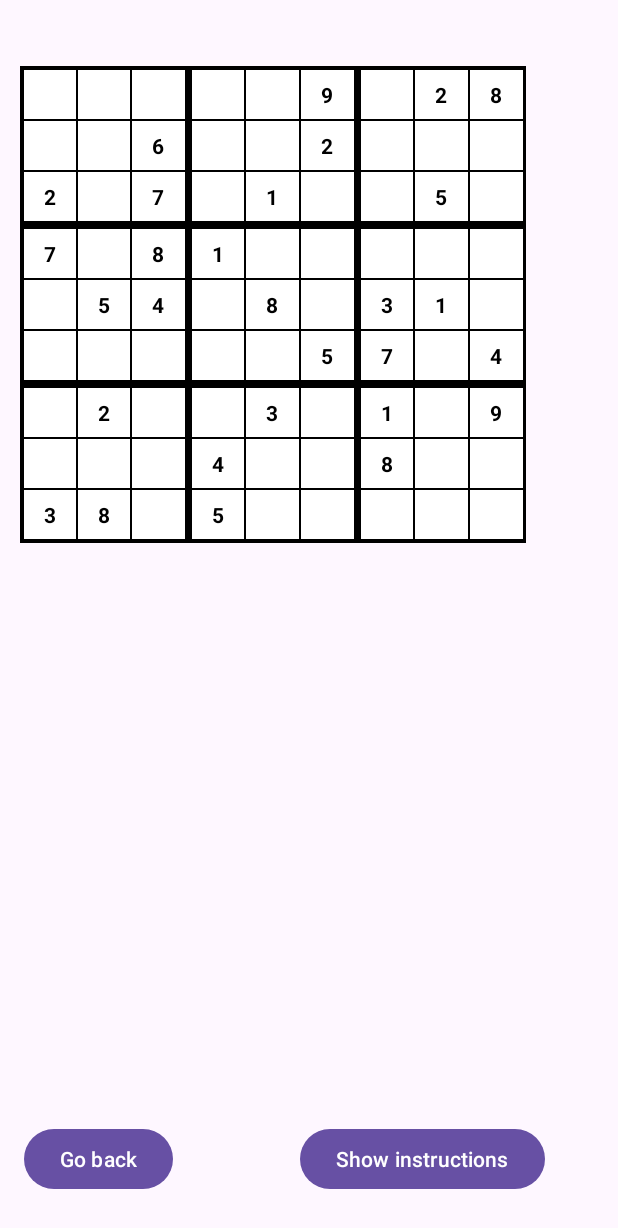
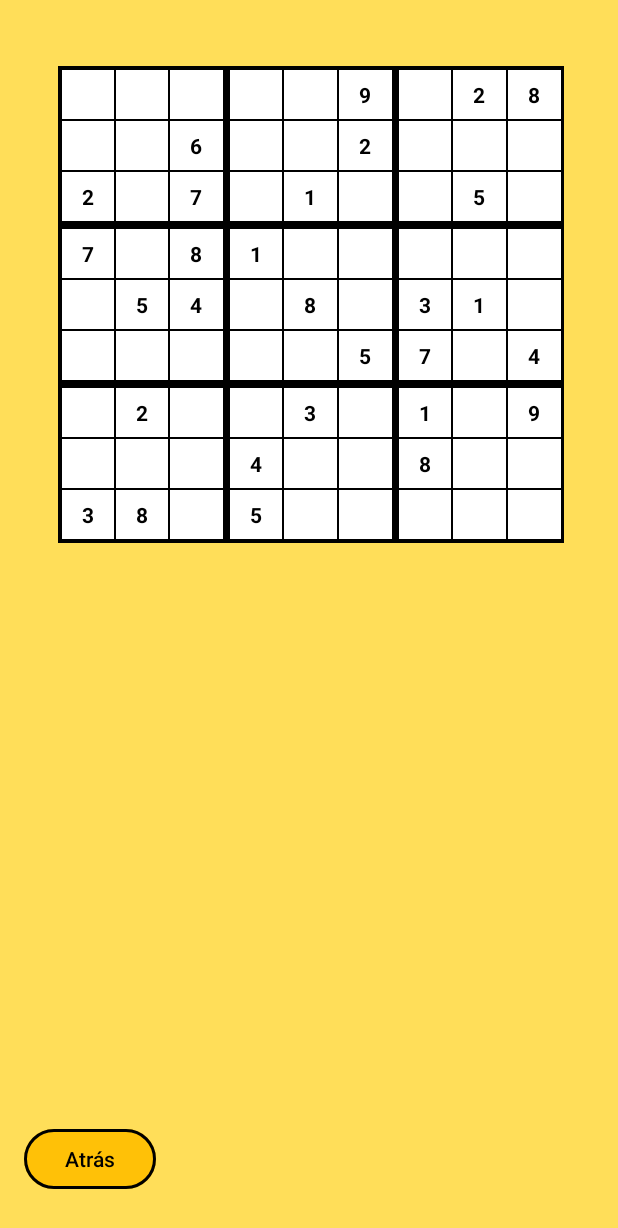
Before and after one commit to LuhBello/BrainCise, an Android app: the GameActivity screen opened directly, with no data from a screen before it, on a phone screen of 412 x 824 dp. Shown: the top 1228 px of the screen. Run offline under Robolectric (Android 15) with nearby library versions, the phone set to English and light mode, and no system bars.

Commit message:
6/5 funcionalidades

```diff
--- a/app/src/main/res/layout/activity_game.xml
+++ b/app/src/main/res/layout/activity_game.xml
@@ -1,23 +1,26 @@
 <?xml version="1.0" encoding="utf-8"?>
 <androidx.constraintlayout.widget.ConstraintLayout xmlns:android="http://schemas.android.com/apk/res/android"
-   xmlns:tools="http://schemas.android.com/tools"
+    xmlns:app="http://schemas.android.com/apk/res-auto"
+    xmlns:tools="http://schemas.android.com/tools"
     android:layout_width="match_parent"
     android:layout_height="match_parent"
-    xmlns:app="http://schemas.android.com/apk/res-auto">
+    android:background="@color/fondo"
+    android:backgroundTint="@color/fondo">
 
     <TableLayout
         android:layout_width="337dp"
         android:layout_height="337dp"
         android:layout_marginLeft="13dp"
+        android:layout_marginEnd="36dp"
         app:layout_constraintBottom_toBottomOf="parent"
+        app:layout_constraintEnd_toEndOf="parent"
         app:layout_constraintLeft_toLeftOf="parent"
         app:layout_constraintTop_toTopOf="parent"
-        app:layout_constraintVertical_bias="0.091"
-        android:layout_marginStart="13dp">
+        app:layout_constraintVertical_bias="0.091">
 
         <TableRow
+            android:id="@+id/tableRow1"
             android:layout_width="match_parent"
-            android:id="@+id/tableRow1"
             android:layout_height="match_parent">
 
             <fragment
@@ -25,24 +28,27 @@
                 android:name="com.example.alzaimer.CellGroupFragment"
                 android:layout_width="92dp"
                 android:layout_height="106dp"
+                android:layout_weight="1"
                 android:tag="0"
-                android:layout_weight="1" />
+                tools:layout="@layout/fragment_cell_group" />
 
             <fragment
                 android:id="@+id/cellGroupFragment2"
                 android:name="com.example.alzaimer.CellGroupFragment"
                 android:layout_width="92dp"
                 android:layout_height="106dp"
+                android:layout_weight="1"
                 android:tag="1"
-                android:layout_weight="1" />
+                tools:layout="@layout/fragment_cell_group" />
 
             <fragment
                 android:id="@+id/cellGroupFragment3"
                 android:name="com.example.alzaimer.CellGroupFragment"
                 android:layout_width="92dp"
                 android:layout_height="106dp"
+                android:layout_weight="1"
                 android:tag="2"
-                android:layout_weight="1" />
+                tools:layout="@layout/fragment_cell_group" />
 
         </TableRow>
 
@@ -55,24 +61,27 @@
                 android:name="com.example.alzaimer.CellGroupFragment"
                 android:layout_width="92dp"
                 android:layout_height="106dp"
+                android:layout_weight="1"
                 android:tag="3"
-                android:layout_weight="1" />
+                tools:layout="@layout/fragment_cell_group" />
 
             <fragment
                 android:id="@+id/cellGroupFragment5"
                 android:name="com.example.alzaimer.CellGroupFragment"
                 android:layout_width="92dp"
                 android:layout_height="106dp"
+                android:layout_weight="1"
                 android:tag="4"
-                android:layout_weight="1" />
+                tools:layout="@layout/fragment_cell_group" />
 
             <fragment
                 android:id="@+id/cellGroupFragment6"
                 android:name="com.example.alzaimer.CellGroupFragment"
                 android:layout_width="92dp"
                 android:layout_height="106dp"
+                android:layout_weight="1"
                 android:tag="5"
-                android:layout_weight="1" />
+                tools:layout="@layout/fragment_cell_group" />
         </TableRow>
 
         <TableRow
@@ -84,24 +93,27 @@
                 android:name="com.example.alzaimer.CellGroupFragment"
                 android:layout_width="92dp"
                 android:layout_height="106dp"
+                android:layout_weight="1"
                 android:tag="6"
-                android:layout_weight="1" />
+                tools:layout="@layout/fragment_cell_group" />
 
             <fragment
                 android:id="@+id/cellGroupFragment8"
                 android:name="com.example.alzaimer.CellGroupFragment"
                 android:layout_width="92dp"
                 android:layout_height="106dp"
+                android:layout_weight="1"
                 android:tag="7"
-                android:layout_weight="1" />
+                tools:layout="@layout/fragment_cell_group" />
 
             <fragment
                 android:id="@+id/cellGroupFragment9"
                 android:name="com.example.alzaimer.CellGroupFragment"
                 android:layout_width="92dp"
                 android:layout_height="106dp"
+                android:layout_weight="1"
                 android:tag="8"
-                android:layout_weight="1" />
+                tools:layout="@layout/fragment_cell_group" />
         </TableRow>
 
     </TableLayout>
@@ -111,39 +123,34 @@
         android:layout_width="wrap_content"
         android:layout_height="wrap_content"
         android:layout_marginLeft="16dp"
+        android:backgroundTint="#FFC107"
         android:onClick="onGoBackButtonClicked"
         android:text="@string/go_back_button"
+        android:textColor="@color/black"
         app:layout_constraintBottom_toBottomOf="parent"
         app:layout_constraintLeft_toLeftOf="parent"
         app:layout_constraintTop_toTopOf="parent"
         app:layout_constraintVertical_bias="0.965"
-        android:layout_marginStart="16dp" />
-
-    <Button
-        android:id="@+id/buttonShowInstructions"
-        android:layout_width="wrap_content"
-        android:layout_height="wrap_content"
-        android:layout_marginLeft="200dp"
-        android:onClick="onShowInstructionsButtonClicked"
-        android:text="@string/show_instructions"
-        app:layout_constraintBottom_toBottomOf="parent"
-        app:layout_constraintLeft_toLeftOf="parent"
-        app:layout_constraintTop_toTopOf="parent"
-        app:layout_constraintVertical_bias="0.965"
-        android:layout_marginStart="200dp" />
+        app:strokeColor="#000000"
+        app:strokeWidth="2dp" />
 
     <Button
         android:id="@+id/buttonCheckBoard"
         android:layout_width="wrap_content"
         android:layout_height="wrap_content"
-        android:layout_marginLeft="180dp"
+        android:layout_marginLeft="164dp"
+        android:layout_marginEnd="36dp"
+        android:backgroundTint="#FFC107"
+        android:onClick="onCheckBoardButtonClicked"
         android:text="@string/check_board"
+        android:textColor="@color/black"
         android:visibility="invisible"
-        android:onClick="onCheckBoardButtonClicked"
         app:layout_constraintBottom_toBottomOf="parent"
+        app:layout_constraintEnd_toEndOf="parent"
         app:layout_constraintLeft_toLeftOf="parent"
         app:layout_constraintTop_toTopOf="parent"
-        app:layout_constraintVertical_bias="0.822"
-        android:layout_marginStart="180dp" />
+        app:layout_constraintVertical_bias="0.941"
+        app:strokeColor="@color/black"
+        app:strokeWidth="2dp" />
 
 </androidx.constraintlayout.widget.ConstraintLayout>
--- a/app/src/main/res/values/strings.xml
+++ b/app/src/main/res/values/strings.xml
@@ -27,20 +27,20 @@
     <string name="instructions_1">1. In Sudoku it is intended to place all the remaining pieces on the board. The numbers range from 1 to 9 (in 9x9 Sudoku).</string>
     <string name="instructions_2">2. The board is separated into several squares, and inside each of them it is only allowed to place one of each number.</string>
     <string name="instructions_3">3. It is only allowed to place one of each number at each row, both horizontal and vertical.</string>
-    <string name="go_back_button">Go back</string>
-
-    <string name="choose_difficulty">Choose difficulty:</string>
-    <string name="difficulty_easy">Easy</string>
+    <string name="go_back_button">Atrás</string>
+    <string name="bttn_empezar">EMPEZAR</string>
+    <string name="choose_difficulty">Escoge la dificultad:</string>
+    <string name="difficulty_easy">Fácil</string>
     <string name="difficulty_normal">Normal</string>
-    <string name="difficulty_hard">Hard</string>
-    <string name="start_game">Start Game</string>
-    <string name="choose_number">Choose number</string>
-    <string name="choose_a_number">Choose number to place:</string>
-    <string name="place_number">Place number</string>
-    <string name="piece_unsure">Mark piece as unsure</string>
-    <string name="remove_piece">Remove piece</string>
-    <string name="start_piece_error">Can not change start piece</string>
-    <string name="check_board">Check board</string>
-    <string name="board_correct">Board is correct</string>
-    <string name="board_incorrect">Board is not correct</string>
+    <string name="difficulty_hard">Difícil</string>
+    <string name="start_game">Iniciar el juego</string>
+    <string name="choose_number">Elige un número</string>
+    <string name="choose_a_number">Elige el lugar del número:</string>
+    <string name="place_number">Lugar del número</string>
+    <string name="piece_unsure">Marca al lugar como inseguro</string>
+    <string name="remove_piece">Quta el lugar</string>
+    <string name="start_piece_error">No puedes cambiar este lugar</string>
+    <string name="check_board">Verifica el tablero</string>
+    <string name="board_correct">El tablero es correcto</string>
+    <string name="board_incorrect">El tablero es incorrecto</string>
 </resources>
```
Also changed, not shown: app/src/main/res/layout/activity_choose_number.xml (+32 -13 lines), app/src/main/res/layout/activity_game_difficulty.xml (+35 -12 lines), app/src/main/res/layout/activity_sudoku.xml (+7 -2 lines).
